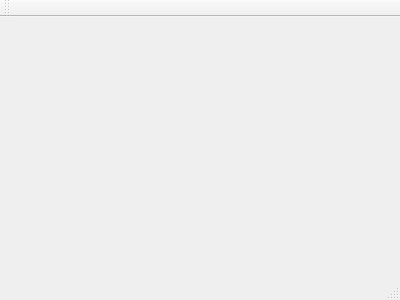
Old version of the form Cliente/login.ui in the repository AleDelgado94/ChatOsO.
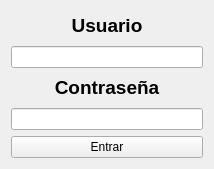
New version of the form.

```diff
--- a/Cliente/login.ui
+++ b/Cliente/login.ui
@@ -1,24 +1,79 @@
 <ui version="4.0">
  <class>Login</class>
- <widget class="QMainWindow" name="Login" >
-  <property name="geometry" >
+ <widget class="QMainWindow" name="Login">
+  <property name="geometry">
    <rect>
     <x>0</x>
     <y>0</y>
-    <width>400</width>
-    <height>300</height>
+    <width>214</width>
+    <height>169</height>
    </rect>
   </property>
-  <property name="windowTitle" >
-   <string>Login</string>
+  <property name="minimumSize">
+   <size>
+    <width>214</width>
+    <height>169</height>
+   </size>
   </property>
-  <widget class="QMenuBar" name="menuBar" />
-  <widget class="QToolBar" name="mainToolBar" />
-  <widget class="QWidget" name="centralWidget" />
-  <widget class="QStatusBar" name="statusBar" />
+  <property name="maximumSize">
+   <size>
+    <width>214</width>
+    <height>169</height>
+   </size>
+  </property>
+  <property name="contextMenuPolicy">
+   <enum>Qt::DefaultContextMenu</enum>
+  </property>
+  <property name="windowTitle">
+   <string>ChatOsO - Login</string>
+  </property>
+  <widget class="QWidget" name="centralWidget">
+   <layout class="QVBoxLayout" name="verticalLayout_2">
+    <item>
+     <layout class="QVBoxLayout" name="verticalLayout">
+      <property name="sizeConstraint">
+       <enum>QLayout::SetFixedSize</enum>
+      </property>
+      <item>
+       <widget class="QLabel" name="labelUsername">
+        <property name="text">
+         <string>&lt;html&gt;&lt;head/&gt;&lt;body&gt;&lt;p align=&quot;center&quot;&gt;&lt;span style=&quot; font-size:14pt; font-weight:600;&quot;&gt;Usuario&lt;/span&gt;&lt;/p&gt;&lt;/body&gt;&lt;/html&gt;</string>
+        </property>
+       </widget>
+      </item>
+      <item>
+       <widget class="QLineEdit" name="lineEditUsername"/>
+      </item>
+      <item>
+       <widget class="QLabel" name="labelPassword">
+        <property name="text">
+         <string>&lt;html&gt;&lt;head/&gt;&lt;body&gt;&lt;p align=&quot;center&quot;&gt;&lt;span style=&quot; font-size:14pt; font-weight:600;&quot;&gt;Contraseña&lt;/span&gt;&lt;/p&gt;&lt;/body&gt;&lt;/html&gt;</string>
+        </property>
+       </widget>
+      </item>
+      <item>
+       <widget class="QLineEdit" name="lineEditPassword">
+        <property name="contextMenuPolicy">
+         <enum>Qt::DefaultContextMenu</enum>
+        </property>
+        <property name="echoMode">
+         <enum>QLineEdit::Password</enum>
+        </property>
+       </widget>
+      </item>
+      <item>
+       <widget class="QPushButton" name="pushButtonEntrar">
+        <property name="text">
+         <string>Entrar</string>
+        </property>
+       </widget>
+      </item>
+     </layout>
+    </item>
+   </layout>
+  </widget>
  </widget>
- <layoutDefault spacing="6" margin="11" />
- <pixmapfunction></pixmapfunction>
+ <layoutdefault spacing="6" margin="11"/>
  <resources/>
  <connections/>
 </ui>
```
Left out of the diff: 1 changed line with no effect on the pictures.
